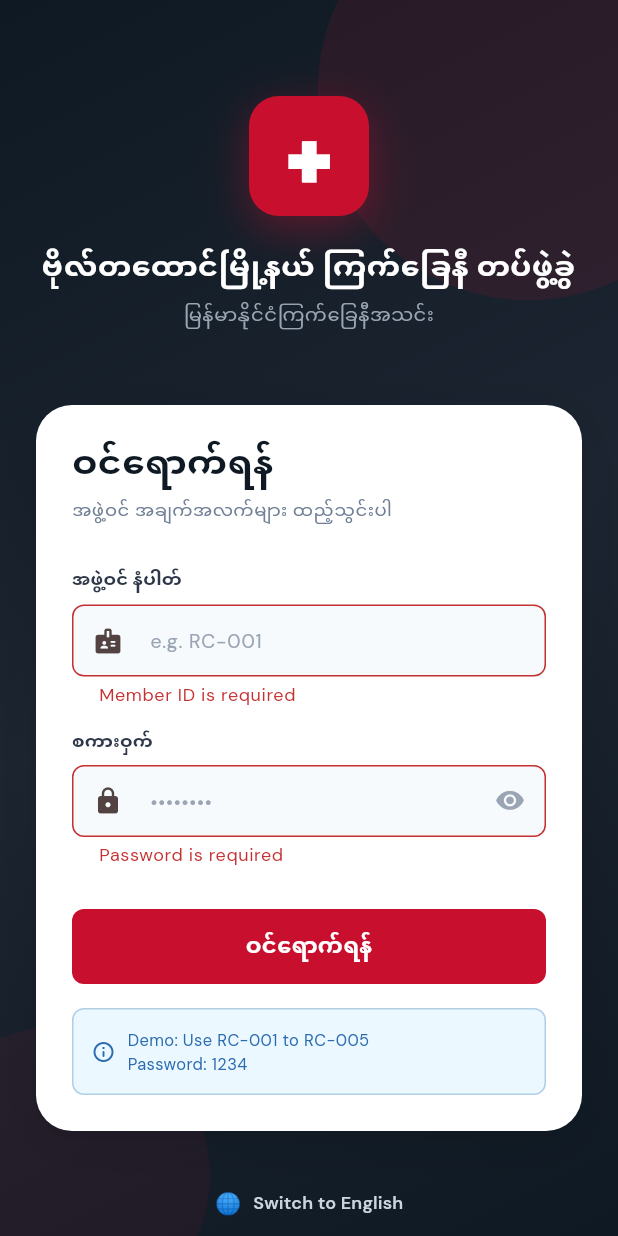
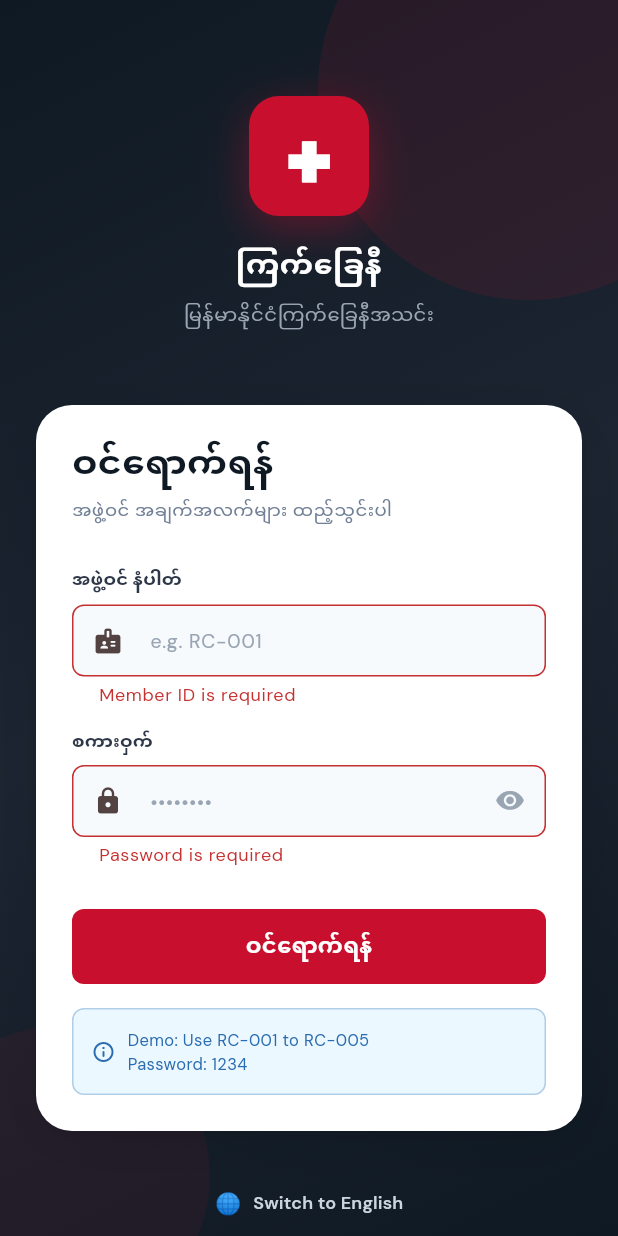
Before and after one commit to Assadmessi/redcroos, a Flutter app: the screen it shows after launch, after a tap on "Sign In", after a tap on "မြန်မာဘာသာသို့ပြောင်းရန်", on a phone screen of 412 x 824 dp. Run offline on Flutter 3.47's test engine with Material 3 defaults, Android fonts, the phone set to English and light mode, and no system bars; our stand-ins replace google_fonts; accounts and stored records are empty; Roboto replaces fonts that are missing (Padauk).

Commit message:
module-3

```diff
--- a/lib/core/constants/app_constants.dart
+++ b/lib/core/constants/app_constants.dart
@@ -102,13 +102,14 @@ class AppStrings {
   AppStrings._();
 
   // App
-  static const String appName           = 'Botahtaung Township Red Cross Brigade';
-  static const String appNameMM         = 'ဗိုလ်တထောင်မြို့နယ် ကြက်ခြေနီ တပ်ဖွဲ့ခွဲ';
-  static const String appTagline        = 'Brigade Management System';
-  static const String appTaglineMM      = 'တပ်ဖွဲ့ခွဲ စီမံခန့်ခွဲမှု စနစ်';
+  static const String appName           = 'Red Cross Branch';
+  static const String appNameMM         = 'ကြက်ခြေနီ';
+  static const String appTagline        = 'Branch Management System';
+  static const String appTaglineMM      = 'ဌာနခွဲ စီမံခန့်ခွဲမှု စနစ်';
   static const String organization      = 'Myanmar Red Cross Society';
   static const String organizationMM    = 'မြန်မာနိုင်ငံကြက်ခြေနီအသင်း';
-      // Replace with real branch name MM
+  static const String branch            = 'Main Branch';    // Replace with real branch name
+  static const String branchMM          = 'ဌာနချုပ်';        // Replace with real branch name MM
 
   // Auth
   static const String login             = 'Sign In';
--- a/lib/core/theme/app_theme.dart
+++ b/lib/core/theme/app_theme.dart
@@ -23,6 +23,7 @@ class AppColors {
   static const Color grey400        = Color(0xFFCBD5E0);
   static const Color grey300        = Color(0xFFE2E8F0);
   static const Color grey200        = Color(0xFFEDF2F7);
+  static const Color grey50         = Color(0xFFFAFAFA);
   static const Color grey100        = Color(0xFFF7FAFC);
   static const Color white          = Color(0xFFFFFFFF);
 
--- a/lib/data/mock/mock_data.dart
+++ b/lib/data/mock/mock_data.dart
@@ -1,7 +1,5 @@
 import '../models/models.dart';
 import '../../core/constants/app_constants.dart';
-
-// ─────────────────────────────────────────────
 // MOCK SKILLS
 // ─────────────────────────────────────────────
 class MockSkills {
--- a/lib/data/models/models.dart
+++ b/lib/data/models/models.dart
@@ -1,4 +1,4 @@
-import '../constants/app_constants.dart';
+import '../../core/constants/app_constants.dart';
 
 // ─────────────────────────────────────────────
 // SHARED HELPER — blood type string
--- a/lib/features/dashboard/dashboard_screen.dart
+++ b/lib/features/dashboard/dashboard_screen.dart
@@ -207,7 +207,7 @@ class _StatsGrid extends StatelessWidget {
         crossAxisCount: cols,
         crossAxisSpacing: 16,
         mainAxisSpacing: 16,
-        childAspectRatio: isDesktop ? 1.8 : 1.5,
+        childAspectRatio: isDesktop ? 1.8 : 1.1,
       ),
       itemCount: stats.length,
       itemBuilder: (_, i) => _StatCard(data: stats[i]),
--- a/lib/features/shell/app_shell.dart
+++ b/lib/features/shell/app_shell.dart
@@ -328,7 +328,6 @@ class _SidebarItem extends StatelessWidget {
   Widget build(BuildContext context) {
     return Tooltip(
       message: collapsed ? (isEN ? item.labelEn : item.labelMm) : '',
-      placement: TooltipPlacement.right,
       child: InkWell(
         onTap: onTap,
         child: AnimatedContainer(
--- a/pubspec.yaml
+++ b/pubspec.yaml
@@ -51,8 +51,6 @@ dependencies:
 
   # Notifications
   flutter_local_notifications: ^17.0.0
-  firebase_messaging: ^15.1.3
-  firebase_core: ^3.6.0
 
 
   # PDF & Excel
```
Also changed, not shown: lib/core/utils/app_utils.dart (+13 -8 lines), pubspec.lock, 5 other files.
